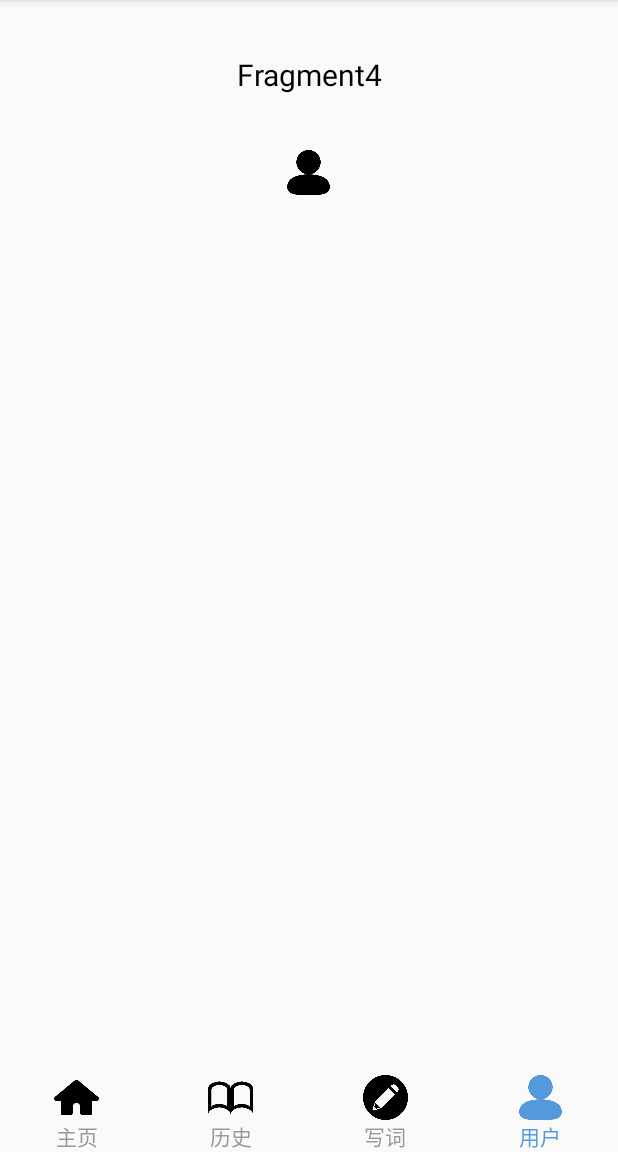
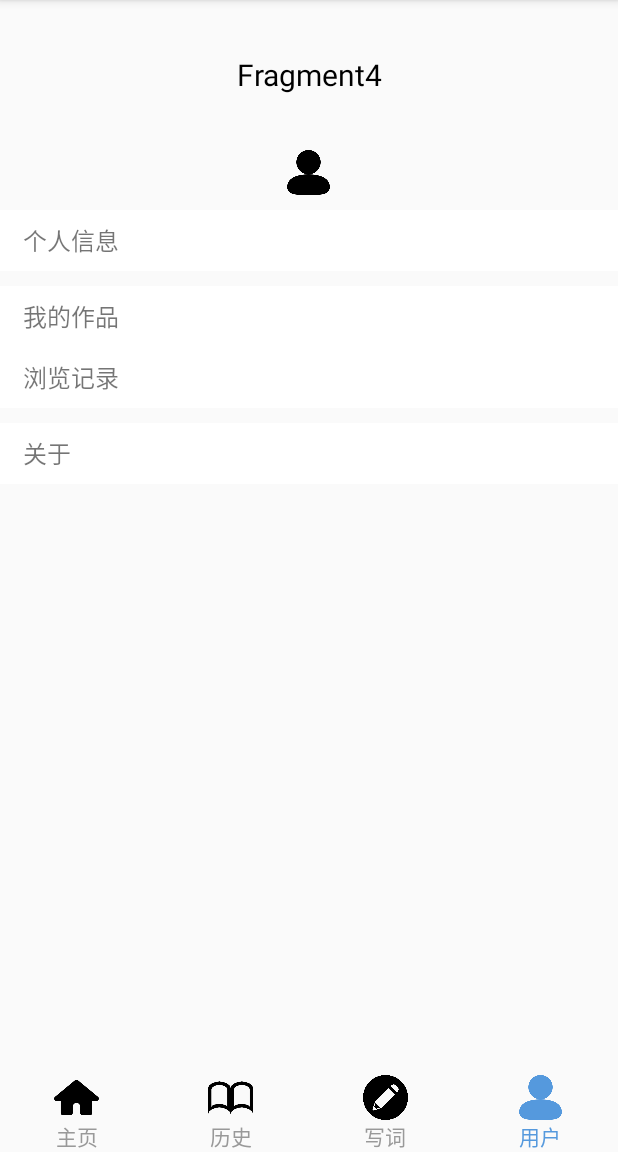
Before and after one commit to Lindazyy/poem, an Android app: the screen it shows after launch (MainActivity), item 4 of the bottom bar chosen, on a phone screen of 412 x 824 dp, the part 84-1236 px from its top. Run offline under Robolectric (Android 15) with nearby library versions, the phone set to English and light mode, and no system bars.

```diff
--- a/app/src/main/res/layout/tab4_layout.xml
+++ b/app/src/main/res/layout/tab4_layout.xml
@@ -19,4 +19,142 @@
         android:layout_gravity="center"
         android:id="@+id/fragment4imag"/>
 
+    <LinearLayout
+        android:id="@+id/EditPersonalInfo"
+        android:layout_marginTop="10dp"
+        android:layout_width="fill_parent"
+        android:layout_height="wrap_content"
+        android:orientation="horizontal"
+        android:gravity="center_vertical"
+        android:background="#ffffff"
+        android:padding="5dp"
+        >
+        <ImageView
+            android:layout_width="wrap_content"
+            android:layout_height="wrap_content"
+            android:background="#888"
+            />
+        <TextView
+            android:layout_marginLeft="10dp"
+            android:layout_width="wrap_content"
+            android:layout_height="wrap_content"
+            android:text="个人信息"
+            android:textSize="16sp"
+            />
+        <View
+            android:layout_width="0dp"
+            android:layout_height="0dp"
+            android:layout_weight="1"
+            />
+        <ImageView
+            android:layout_width="30dp"
+            android:layout_height="30dp"
+            android:background="#fff"
+            />
+    </LinearLayout>
+
+    <LinearLayout
+        android:id="@+id/MyWorks"
+        android:layout_marginTop="10dp"
+        android:layout_width="fill_parent"
+        android:layout_height="wrap_content"
+        android:orientation="horizontal"
+        android:gravity="center_vertical"
+        android:background="#ffffff"
+        android:padding="5dp"
+        >
+        <ImageView
+            android:layout_width="wrap_content"
+            android:layout_height="wrap_content"
+            android:background="#fff"
+            />
+        <TextView
+            android:layout_marginLeft="10dp"
+            android:layout_width="wrap_content"
+            android:layout_height="wrap_content"
+            android:text="我的作品"
+            android:textSize="16sp"
+            />
+        <View
+            android:layout_width="0dp"
+            android:layout_height="0dp"
+            android:layout_weight="1"
+            />
+        <ImageView
+            android:layout_width="30dp"
+            android:layout_height="30dp"
+            android:background="#fff"
+            />
+    </LinearLayout>
+
+    <LinearLayout
+        android:id="@+id/ReadRecord"
+        android:layout_width="fill_parent"
+        android:layout_height="wrap_content"
+        android:orientation="horizontal"
+        android:gravity="center_vertical"
+        android:background="#ffffff"
+        android:padding="5dp"
+        >
+        <ImageView
+            android:layout_width="wrap_content"
+            android:layout_height="wrap_content"
+            android:background="#fff"
+            />
+        <TextView
+            android:layout_marginLeft="10dp"
+            android:layout_width="wrap_content"
+            android:layout_height="wrap_content"
+            android:text="浏览记录"
+            android:textSize="16sp"
+            />
+        <View
+            android:layout_width="0dp"
+            android:layout_height="0dp"
+            android:layout_weight="1"
+            />
+        <ImageView
+            android:layout_width="30dp"
+            android:layout_height="30dp"
+            android:background="#fff"
+            />
+
+    </LinearLayout>
+
+    <LinearLayout
+        android:layout_marginTop="10dp"
+        android:id="@+id/guanyu"
+        android:layout_width="fill_parent"
+        android:layout_height="wrap_content"
+        android:orientation="horizontal"
+        android:gravity="center_vertical"
+        android:background="#ffffff"
+        android:padding="5dp"
+        >
+        <ImageView
+            android:layout_width="wrap_content"
+            android:layout_height="wrap_content"
+            android:background="#fff"
+            />
+        <TextView
+            android:layout_marginLeft="10dp"
+            android:layout_width="wrap_content"
+            android:layout_height="wrap_content"
+            android:text="关于"
+            android:textSize="16sp"
+            />
+        <View
+            android:layout_width="0dp"
+            android:layout_height="0dp"
+            android:layout_weight="1"
+            />
+        <ImageView
+            android:layout_width="30dp"
+            android:layout_height="30dp"
+            android:background="#fff"
+            />
+
+    </LinearLayout>
+
+
 </LinearLayout>
```
Also changed, not shown: app/src/main/java/com/example/acer/poem/MyWorks.java (added, +149 -0 lines), app/src/main/java/com/example/acer/poem/Tab4Fragment.java (+12 -0 lines), app/src/main/java/com/example/acer/poem/WriteSelect.java (+4 -7 lines), app/src/main/java/com/example/acer/poem/WritingItem.java (added, +8 -0 lines), app/src/main/res/layout/activity_my_works.xml (added, +37 -0 lines), app/src/main/res/layout/writing_item.xml (added, +30 -0 lines).
